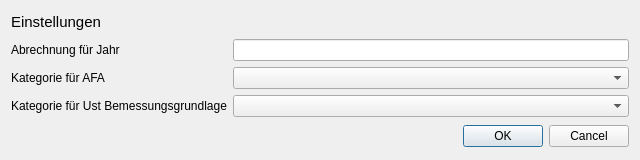
Old version of the form settings.ui in the repository lippit/aussackler.
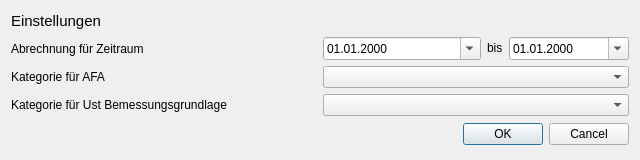
New version of the form.

Diff of the .ui file:
```diff
--- a/settings.ui
+++ b/settings.ui
@@ -34,19 +34,26 @@
    </item>
    <item>
     <layout class="QGridLayout" name="gridLayout">
+     <item row="2" column="0">
+      <widget class="QLabel" name="label_4">
+       <property name="text">
+        <string>Kategorie für Ust Bemessungsgrundlage</string>
+       </property>
+      </widget>
+     </item>
      <item row="1" column="1">
       <widget class="QComboBox" name="categories"/>
      </item>
-     <item row="0" column="1">
-      <widget class="QLineEdit" name="year"/>
-     </item>
      <item row="0" column="0">
       <widget class="QLabel" name="label_2">
        <property name="text">
-        <string>Abrechnung für Jahr</string>
+        <string>Abrechnung für Zeitraum</string>
        </property>
       </widget>
      </item>
+     <item row="2" column="1">
+      <widget class="QComboBox" name="categories2"/>
+     </item>
      <item row="1" column="0">
       <widget class="QLabel" name="label_3">
        <property name="text">
@@ -54,15 +61,48 @@
        </property>
       </widget>
      </item>
-     <item row="2" column="0">
-      <widget class="QLabel" name="label_4">
-       <property name="text">
-        <string>Kategorie für Ust Bemessungsgrundlage</string>
-       </property>
-      </widget>
-     </item>
-     <item row="2" column="1">
-      <widget class="QComboBox" name="categories2"/>
+     <item row="0" column="1">
+      <layout class="QHBoxLayout" name="horizontalLayout">
+       <item>
+        <widget class="QDateEdit" name="from">
+         <property name="displayFormat">
+          <string>dd.MM.yyyy</string>
+         </property>
+         <property name="calendarPopup">
+          <bool>true</bool>
+         </property>
+        </widget>
+       </item>
+       <item>
+        <widget class="QLabel" name="label_5">
+         <property name="sizePolicy">
+          <sizepolicy hsizetype="Maximum" vsizetype="Maximum">
+           <horstretch>0</horstretch>
+           <verstretch>0</verstretch>
+          </sizepolicy>
+         </property>
+         <property name="text">
+          <string>bis</string>
+         </property>
+        </widget>
+       </item>
+       <item>
+        <widget class="QDateEdit" name="to">
+         <property name="maximumSize">
+          <size>
+           <width>120</width>
+           <height>16777215</height>
+          </size>
+         </property>
+         <property name="displayFormat">
+          <string>dd.MM.yyyy</string>
+         </property>
+         <property name="calendarPopup">
+          <bool>true</bool>
+         </property>
+        </widget>
+       </item>
+      </layout>
      </item>
     </layout>
    </item>
```
